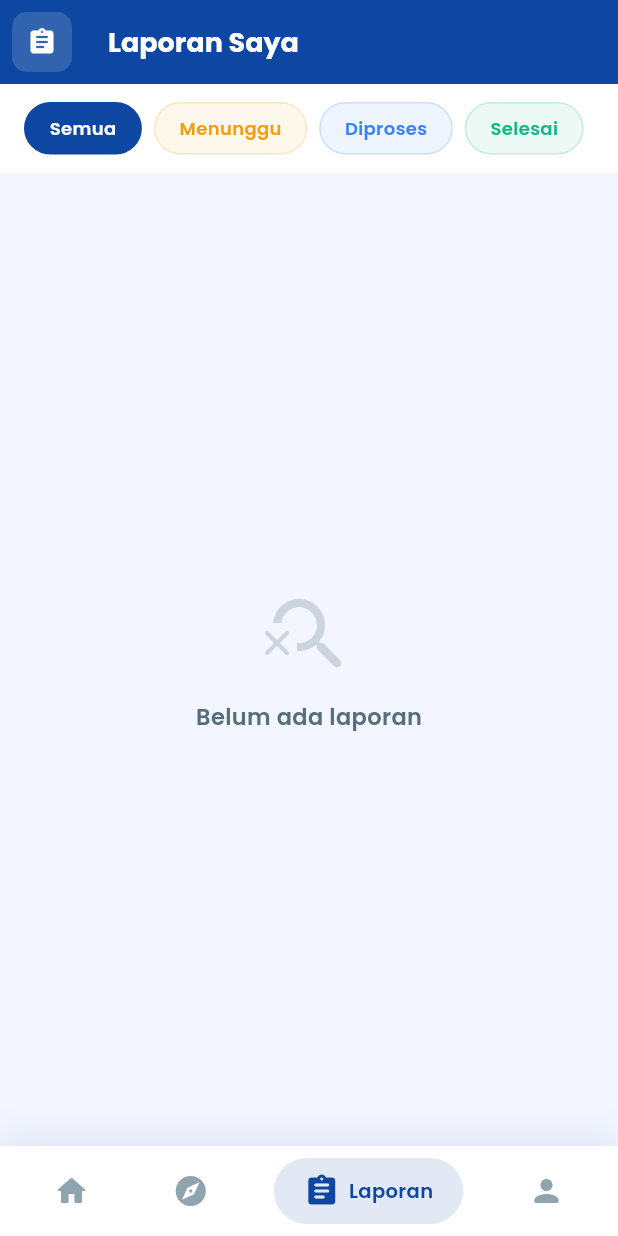
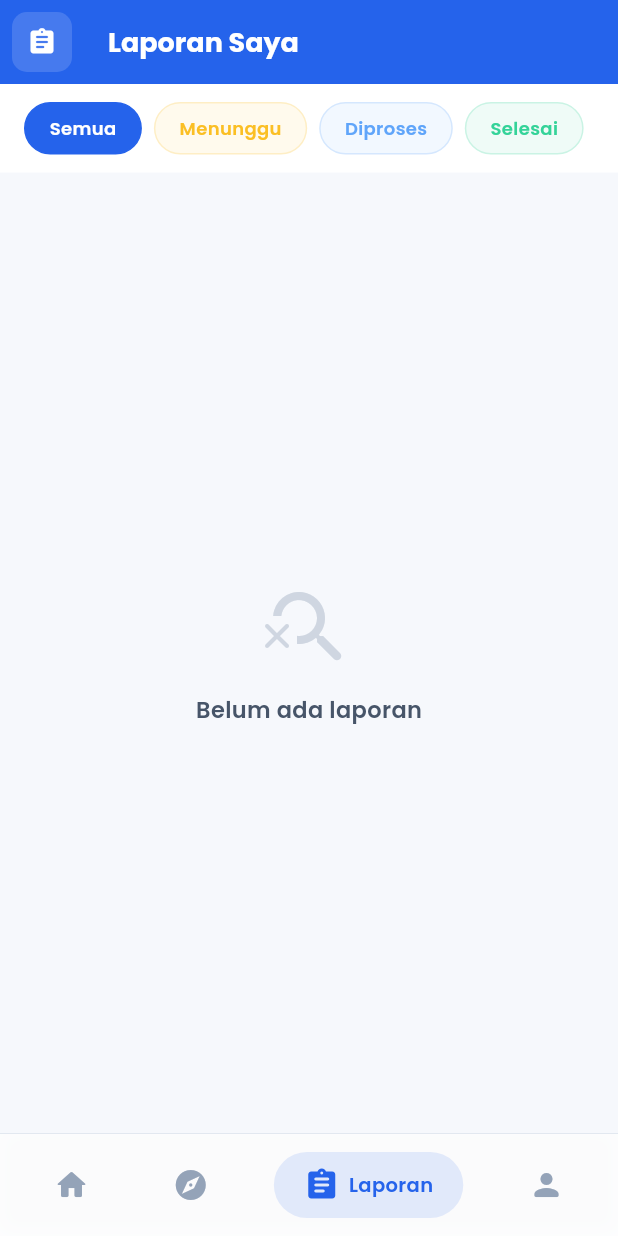
Before and after one commit to fauzidho/tubes_laporin, a Flutter app: the MainScreen screen opened directly, item 3 of the bottom bar chosen, on a phone screen of 412 x 824 dp. Run offline on Flutter 3.47's test engine with Material 3 defaults, Android fonts, the phone set to English and light mode, and no system bars; our stand-ins replace camera, cloud_firestore, firebase_auth, firebase_core, google_fonts, image_picker; accounts and stored records are empty.

Commit message:
feat: update app theme to professional blue and pastel status colors

```diff
--- a/lib/core/constants/app_colors.dart
+++ b/lib/core/constants/app_colors.dart
@@ -3,66 +3,81 @@ import 'package:flutter/material.dart';
 class AppColors {
   AppColors._();
 
-  // Primary
-  static const Color primary = Color(0xFF0D47A1);
-  static const Color primaryLight = Color(0xFF1565C0);
-  static const Color primaryLighter = Color(0xFF1976D2);
-  static const Color primarySurface = Color(0xFFE3F2FD);
+  // Primary - Professional Blue
+  static const Color primary = Color(0xFF2563EB);
+  static const Color primaryDark = Color(0xFF1D4ED8);
+  static const Color primaryLight = Color(0xFF3B82F6);
+  static const Color primarySurface = Color(0xFFEFF6FF);
 
-  // Accent
-  static const Color accent = Color(0xFFFF6B35);
-  static const Color accentLight = Color(0xFFFF8A65);
+  // Accent - Subdued Orange
+  static const Color accent = Color(0xFFF97316);
+  static const Color accentLight = Color(0xFFFB923C);
 
-  // Background & Surface
-  static const Color background = Color(0xFFF3F6FF);
+  // Background & Surface - Modern Soft
+  static const Color background = Color(0xFFF6F8FC);
   static const Color surface = Color(0xFFFFFFFF);
-  static const Color surfaceVariant = Color(0xFFEEF2FF);
+  static const Color surfaceVariant = Color(0xFFF1F5F9);
 
-  // Text
-  static const Color textPrimary = Color(0xFF0D1B4B);
-  static const Color textSecondary = Color(0xFF546E7A);
-  static const Color textHint = Color(0xFF90A4AE);
+  // Text - Deep Slate
+  static const Color textPrimary = Color(0xFF0F172A);
+  static const Color textSecondary = Color(0xFF475569);
+  static const Color textHint = Color(0xFF94A3B8);
   static const Color textOnPrimary = Color(0xFFFFFFFF);
 
-  // Status
-  static const Color statusPending = Color(0xFFF59E0B);
+  // Status - Soft Pastel Palette
+  static const Color statusPending = Color(0xFFFBBF24); // Amber
   static const Color statusPendingBg = Color(0xFFFFFBEB);
-  static const Color statusInProgress = Color(0xFF3B82F6);
+  static const Color statusInProgress = Color(0xFF60A5FA); // Blue
   static const Color statusInProgressBg = Color(0xFFEFF6FF);
-  static const Color statusResolved = Color(0xFF10B981);
+  static const Color statusResolved = Color(0xFF34D399); // Emerald
   static const Color statusResolvedBg = Color(0xFFECFDF5);
-  static const Color statusRejected = Color(0xFFEF4444);
+  static const Color statusRejected = Color(0xFFF87171); // Red
   static const Color statusRejectedBg = Color(0xFFFEF2F2);
 
-  // Divider
-  static const Color divider = Color(0xFFE8EAF6);
-  static const Color border = Color(0xFFDDE1F0);
+  // Divider & Border
+  static const Color divider = Color(0xFFF1F5F9);
+  static const Color border = Color(0xFFE2E8F0);
 
-  // Shadow
-  static const Color shadow = Color(0x1A0D47A1);
+  // Shadow - Very soft
+  static const Color shadow = Color(0x0A000000);
 
-  // Category colors
-  static const Color catKebersihan = Color(0xFF10B981);
-  static const Color catKerusakan = Color(0xFFEF4444);
-  static const Color catKeamanan = Color(0xFF8B5CF6);
-  static const Color catLainnya = Color(0xFF6B7280);
+  // Category colors - Soft
+  static const Color catKebersihan = Color(0xFF34D399);
+  static const Color catKerusakan = Color(0xFFF87171);
+  static const Color catKeamanan = Color(0xFF818CF8);
+  static const Color catLainnya = Color(0xFF94A3B8);
 
-  // Gradients
+  // Gradients - Subtle
   static const LinearGradient primaryGradient = LinearGradient(
-    colors: [Color(0xFF0D47A1), Color(0xFF1565C0), Color(0xFF1E88E5)],
+    colors: [Color(0xFF1D4ED8), Color(0xFF3B82F6)],
     begin: Alignment.topLeft,
     end: Alignment.bottomRight,
   );
 
   static const LinearGradient splashGradient = LinearGradient(
-    colors: [Color(0xFF0A2F6E), Color(0xFF0D47A1), Color(0xFF1565C0)],
+    colors: [Color(0xFF1E3A8A), Color(0xFF2563EB), Color(0xFF3B82F6)],
     begin: Alignment.topCenter,
     end: Alignment.bottomCenter,
   );
 
   static const LinearGradient cardGradient = LinearGradient(
-    colors: [Color(0xFF1565C0), Color(0xFF0D47A1)],
+    colors: [Color(0xFF2563EB), Color(0xFF1D4ED8)],
     begin: Alignment.topLeft,
     end: Alignment.bottomRight,
   );
+
+  // Glassmorphism tokens
+  static Color glassBackground(Color baseColor, [double opacity = 0.1]) =>
+      baseColor.withValues(alpha: opacity);
+
+  static const Color glassBorder = Color(0x1AFFFFFF);
+
+  // Premium Shadows - Minimalist
+  static List<BoxShadow> get premiumShadow => [
+    BoxShadow(
+      color: Colors.black.withValues(alpha: 0.04),
+      blurRadius: 16,
+      offset: const Offset(0, 4),
+    ),
+  ];
 }
--- a/lib/main_screen.dart
+++ b/lib/main_screen.dart
@@ -1,3 +1,4 @@
+import 'dart:ui';
 import 'package:flutter/material.dart';
 import 'package:google_fonts/google_fonts.dart';
 import 'package:provider/provider.dart';
@@ -40,6 +41,7 @@ class _MainScreenState extends State<MainScreen> {
   @override
   Widget build(BuildContext context) {
     return Scaffold(
+      extendBody: false,
       body: IndexedStack(
         index: _currentIndex,
         children: _screens,
@@ -49,20 +51,29 @@ class _MainScreenState extends State<MainScreen> {
   }
 
   Widget _buildBottomNav() {
-    return Container(
+    return ClipRect(
+      child: BackdropFilter(
+        filter: ImageFilter.blur(sigmaX: 10, sigmaY: 10),
+        child: Container(
           decoration: BoxDecoration(
-        color: AppColors.surface,
+            color: Colors.white.withValues(alpha: 0.8),
+            border: const Border(
+              top: BorderSide(
+                color: AppColors.border,
+                width: 1,
+              ),
+            ),
             boxShadow: [
               BoxShadow(
-            color: AppColors.primary.withValues(alpha: 0.12),
-            blurRadius: 20,
-            offset: const Offset(0, -4),
+                color: Colors.black.withValues(alpha: 0.05),
+                blurRadius: 10,
+                offset: const Offset(0, -2),
               ),
             ],
           ),
           child: SafeArea(
             child: Padding(
-          padding: const EdgeInsets.symmetric(horizontal: 8, vertical: 8),
+              padding: const EdgeInsets.symmetric(horizontal: 8, vertical: 12),
               child: Row(
                 mainAxisAlignment: MainAxisAlignment.spaceAround,
                 children: [
@@ -95,6 +106,8 @@ class _MainScreenState extends State<MainScreen> {
                     onTap: (i) => setState(() => _currentIndex = i),
                   ),
                 ],
+              ),
+            ),
           ),
         ),
       ),
```
Lines whose indentation alone changed are shown as unchanged.
